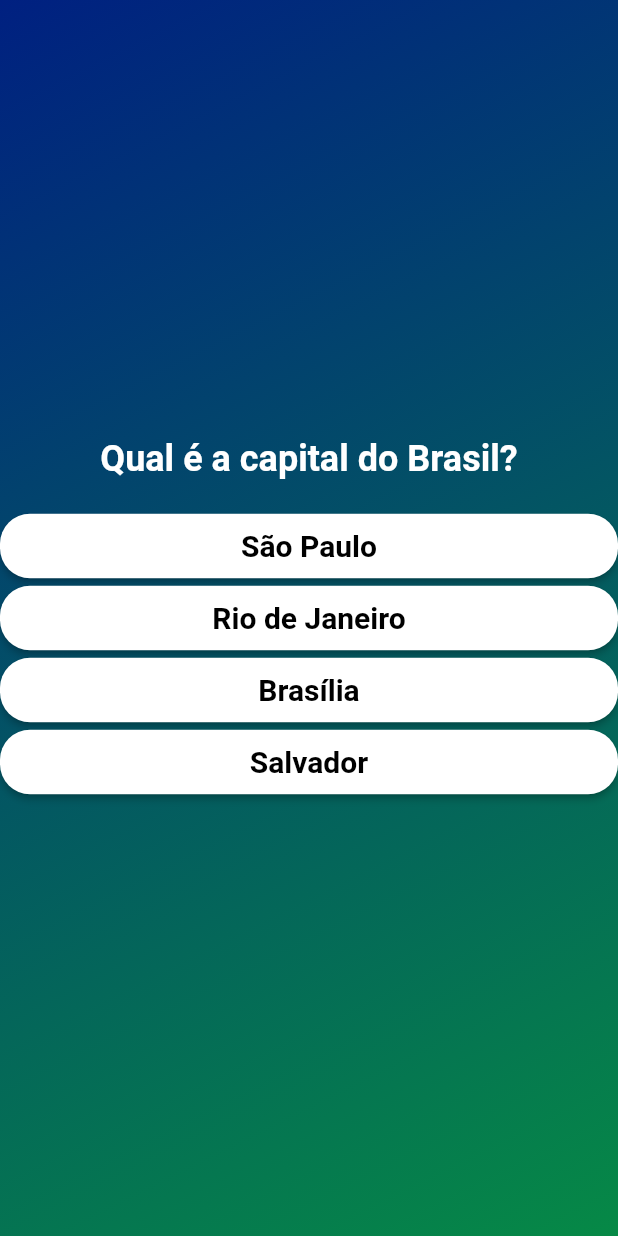
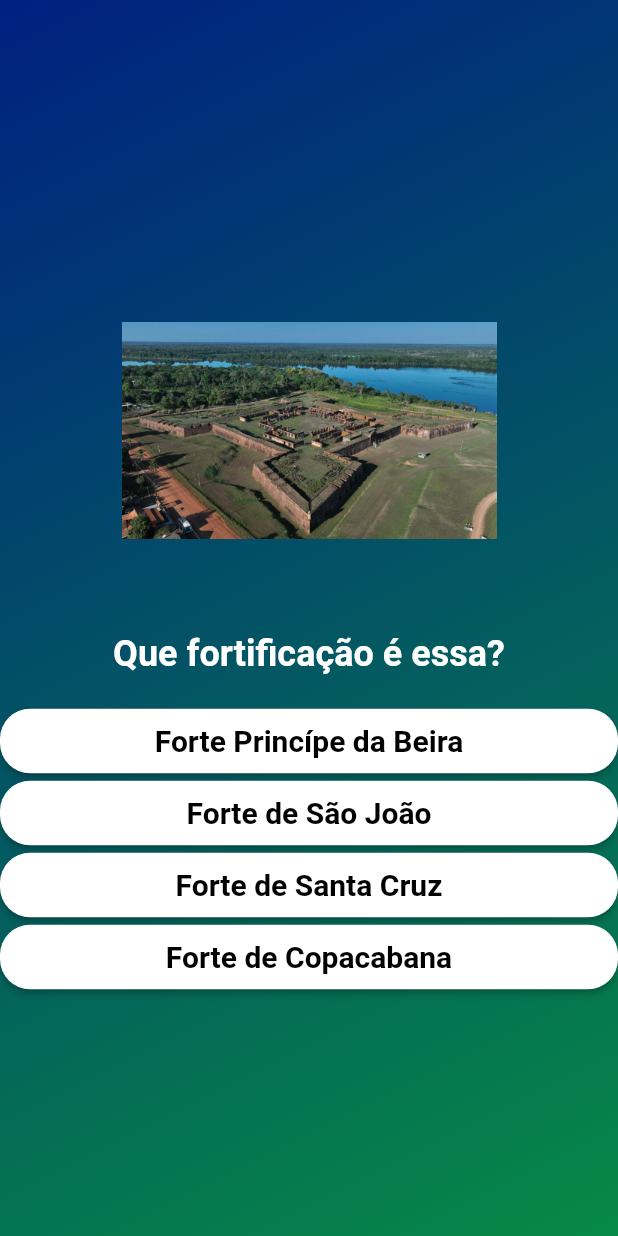
Before and after one commit to cahenq/quiz-historia-de-rondonia, a Flutter app: the TelaPerguntas screen opened directly, on a phone screen of 412 x 824 dp. Run offline on Flutter 3.47's test engine with Material 2 defaults, Android fonts, the phone set to English and light mode, and no system bars; Roboto replaces fonts that are missing (GeometryExtraBold).

Commit message:
tela de perguntas pronta e dadosquiz.dart a fazer

```diff
--- /dev/null
+++ b/lib/dadosquiz.dart
@@ -0,0 +1,6 @@
+import 'package:flutter/material.dart';
+
+class DadosQuiz {
+  static List<String> respostas = [];
+  // Resto do código...
+}
--- a/lib/main.dart
+++ b/lib/main.dart
@@ -1,5 +1,5 @@
 import 'package:flutter/material.dart';
-import 'tela_inicio.dart'; // Importe o arquivo tela_inicio.dart
+import 'telas/tela_inicio.dart'; // Importe o arquivo tela_inicio.dart
 
 void main() {
   runApp(MyApp());
--- a/lib/tela_perguntas.dart
+++ /dev/null
@@ -1,102 +0,0 @@
-import 'package:flutter/material.dart';
-import 'tela_inicio.dart';
-
-class TelaPerguntas extends StatefulWidget {
-  @override
-  _TelaPerguntasState createState() => _TelaPerguntasState();
-}
-
-class _TelaPerguntasState extends State<TelaPerguntas> {
-  int _currentQuestionIndex = 0;
-
-  List<Map<String, dynamic>> perguntas = [
-    {
-      'pergunta': 'Qual é a capital do Brasil?',
-      'alternativas': ['São Paulo', 'Rio de Janeiro', 'Brasília', 'Salvador'],
-      'resposta': 'Brasília',
-    },
-    {
-      'pergunta': 'Quantos planetas existem no sistema solar?',
-      'alternativas': ['Sete', 'Oito', 'Nove', 'Dez'],
-      'resposta': 'Oito',
-    },
-    {
-      'pergunta': 'Quem escreveu Dom Quixote?',
-      'alternativas': ['Machado de Assis', 'Cervantes', 'Shakespeare', 'Dostoiévski'],
-      'resposta': 'Cervantes',
-    },
-    // Adicione mais perguntas conforme necessário
-  ];
-
-  void _responderPergunta(String resposta) {
-    if (resposta.toLowerCase() == perguntas[_currentQuestionIndex]['resposta'].toLowerCase()) {
-      if (_currentQuestionIndex < perguntas.length - 1) {
-        setState(() {
-          _currentQuestionIndex++;
-        });
-      } else {
-        print('Todas as perguntas foram respondidas');
-      }
-    }
-  }
-
-  @override
-  Widget build(BuildContext context) {
-    return Scaffold(
-      appBar: null,
-      body: Container(
-        decoration: BoxDecoration(
-          gradient: LinearGradient(
-            begin: Alignment.topLeft,
-            end: Alignment.bottomRight,
-            colors: [Color(0xFF002081), Color(0xFF068946)],
-          ),
-        ),
-        child: Column(
-          mainAxisAlignment: MainAxisAlignment.center,
-          children: <Widget>[
-            Text(
-              perguntas[_currentQuestionIndex]['pergunta'],
-              style: TextStyle(
-                color: Colors.white,
-                fontSize: 24.0,
-                fontWeight: FontWeight.bold,
-              ),
-            ),
-            SizedBox(height: 20.0),
-            Column(
-              children: (perguntas[_currentQuestionIndex]['alternativas'] as List<String>).map((alternativa) {
-                return SizedBox(
-                  width: double.infinity,
-                  child: ElevatedButton(
-                    onPressed: () => _responderPergunta(alternativa),
-                    style: ButtonStyle(
-                      backgroundColor: MaterialStateProperty.all(Colors.white),
-                      shape: MaterialStateProperty.all<RoundedRectangleBorder>(
-                        RoundedRectangleBorder(
-                          borderRadius: BorderRadius.circular(20.0),
-                        ),
-                      ),
-                    ),
-                    child: Padding(
-                      padding: EdgeInsets.symmetric(horizontal: 20.0, vertical: 10.0),
-                      child: Text(
-                        alternativa,
-                        style: TextStyle(
-                          fontFamily: 'GeometryExtraBold',
-                          fontWeight: FontWeight.bold,
-                          color: Colors.black,
-                          fontSize: 20.0,
-                        ),
-                      ),
-                    ),
-                  ),
-                );
-              }).toList(),
-            ),
-          ],
-        ),
-      ),
-    );
-  }
-}
--- /dev/null
+++ b/lib/telas/dadosquiz.dart
@@ -0,0 +1 @@
+// TODO Implement this library.
--- /dev/null
+++ b/lib/telas/tela_perguntas.dart
@@ -0,0 +1,270 @@
+import 'package:flutter/material.dart';
+import '../dadosquiz.dart';
+import 'dart:math';
+
+
+class TelaPerguntas extends StatefulWidget {
+  @override
+  _TelaPerguntasState createState() => _TelaPerguntasState();
+}
+
+class _TelaPerguntasState extends State<TelaPerguntas> {
+  int _currentQuestionIndex = 0;
+
+  List<Map<String, dynamic>> perguntas = [
+    {
+      'pergunta': 'Por que a EEFM foi construída?',
+      'alternativas': [
+        'Para promover a educação rural na região',
+        'Para fornecer energia elétrica para a região',
+        'Facilitar o transporte de produtos para a região',
+        'Para preservar a cultura local'
+      ],
+      'resposta': 'Facilitar o transporte de produtos para a região',
+      'imagem': null,
+    },
+    {
+      'pergunta': 'Que fortificação é essa?',
+      'alternativas': [
+        'Forte Princípe da Beira',
+        'Forte de São João',
+        'Forte de Santa Cruz',
+        'Forte de Copacabana'
+      ],
+      'resposta': 'Forte Princípe da Beira',
+      'imagem': 'assets/images/forte.jpeg',
+    },
+    {
+      'pergunta': 'Qual rodovia é essa na imagem?',
+      'alternativas': [
+        'BR-364',
+        'BR-101',
+        'BR-230',
+        'BR-319'
+      ],
+      'resposta': 'BR-319',
+      'imagem' : 'assets/images/br-319.jpg'
+    },
+    {
+      'pergunta': 'De quais estados foi desmembrada a região que hoje compreende o estado de Rondônia?',
+      'alternativas': [
+        'Mato Grosso e Amazonas',
+        'Goiás e Tocantins',
+        'Acre e Pará',
+        'Amazonas e Acre'
+      ],
+      'resposta': 'Mato Grosso e Amazonas',
+      'imagem' : null
+    },
+    {
+      'pergunta': 'Qual a origem do nome "Rondônia"?',
+      'alternativas': [
+        'Origem Tupi "Rondõ"',
+        'Homenagem a um líder tribal',
+        'Deriva do explorador Marechal Rondon',
+        'Origina-se do Latim "Rodundia"'
+      ],
+      'resposta': 'Deriva do explorador Marechal Rondon',
+      'imagem' : null
+    },
+    {
+      'pergunta': 'Em que ano foi criado o estado de Rondônia?',
+      'alternativas': [
+        '1970',
+        '1981',
+        '1990',
+        '2002'
+      ],
+      'resposta': '1981',
+      'imagem' : null
+    },
+    {
+      'pergunta': 'Quem foi responsável pela colonização de Rondônia?',
+      'alternativas': [
+        'Espanhóis e Portugueses',
+        'Jesuítas e Missionários Franciscanos',
+        'Bandeirantes e Exploradores Alemães',
+        'Ingleses e Holandeses'
+      ],
+      'resposta': 'Espanhóis e Portugueses',
+      'imagem' : null
+    },
+    {
+      'pergunta': 'Qual das opções abaixo é um produto nativo de Rondônia?',
+      'alternativas': [
+        'Uva',
+        'Morango',
+        'Cacau',
+        'Banana'
+      ],
+      'resposta': 'Cacau',
+      'imagem' : null
+    },
+    {
+      'pergunta': 'Em qual governo Rondônia deixou de ser território e se tornou um estado?',
+      'alternativas': [
+        'Governo Lula',
+        'Governo João Figueiredo',
+        'Governo Itamar Franco',
+        'Governo Geisel'
+      ],
+      'resposta': 'Governo João Figueiredo',
+      'imagem' : null
+    },
+    {
+      'pergunta': 'Qual foi a data de instalação do município de Porto Velho?',
+      'alternativas': [
+        '2 de agosto de 1889',
+        '4 de julho de 1904',
+        '24 de janeiro de 1915',
+        '10 de outubro de 1931'
+      ],
+      'resposta': '24 de janeiro de 1915',
+      'imagem' : null
+    },
+    {
+      'pergunta': 'Em qual expedição o território que hoje é Rondônia foi descoberto por bandeirantes?',
+      'alternativas': [
+        'Expedição de Antônio Raposo Tavares',
+        'Expedição de Marechal Rondon',
+        'Expedição de Francisco de Orellana',
+        'Expedição de Pedro Teixeira'
+      ],
+      'resposta': 'Expedição de Antônio Raposo Tavares',
+      'imagem' : null
+    },
+    {
+      'pergunta': 'Qual é o significado das cores da bandeira do Estado de Rondônia?',
+      'alternativas': [
+        'Verde representa a paz, amarelo as riquezas minerais, azul o céu, e branco as matas',
+        'Verde representa as matas, amarelo as riquezas minerais, azul o céu, e branco a paz',
+        'Verde representa as riquezas minerais, amarelo o céu, azul as matas, e branco a paz',
+        'Verde representa a esperança, amarelo as riquezas minerais, azul o céu, e branco a paz'
+      ],
+      'resposta': 'Verde representa as matas, amarelo as riquezas minerais, azul o céu, e branco a paz',
+      'imagem' : null
+    },
+    {
+      'pergunta': 'Qual é o rio mais importante de Rondônia?',
+      'alternativas': [
+        'Rio Guaporé',
+        'Rio Madeira',
+        'Rio Candeias',
+        'Rio Juruá'
+      ],
+      'resposta': 'Rio Madeira',
+      'imagem' : null
+    },
+    {
+      'pergunta': 'Qual é a usina mais importante de Rondônia?',
+      'alternativas': [
+        'Usina Hidrelétrica de Belo Monte',
+        'Usina Hidrelétrica de Jirau',
+        'Usina Hidrelétrica de Samuel',
+        'Usina Hidrelétrica de Santo Antônio'
+      ],
+      'resposta': 'Usina Hidrelétrica de Santo Antônio',
+      'imagem' : null
+    },
+    {
+      'pergunta': 'Qual das festividades abaixo tem origem em Rondônia?',
+      'alternativas': [
+        'Oktoberfest',
+        'Festa do Divino Espírito Santo',
+        'Carnaval',
+        'Festa de São João'
+      ],
+      'resposta': 'Festa do Divino Espírito Santo',
+      'imagem' : null
+    },
+  ];
+  @override
+  void initState(){
+    super.initState();
+    perguntas.shuffle(Random());
+  }
+
+  void _responderPergunta(String resposta) {
+    DadosQuiz.respostas.add(resposta);
+     if (_currentQuestionIndex < perguntas.length - 1) {
+    setState(() {
+      _currentQuestionIndex++;
+    });
+  } else {
+    print('Todas as perguntas foram respondidas');
+  }
+  }
+
+  @override
+  Widget build(BuildContext context) {
+    return Scaffold(
+      appBar: null,
+      body: Container(
+        decoration: BoxDecoration(
+          gradient: LinearGradient(
+            begin: Alignment.topLeft,
+            end: Alignment.bottomRight,
+            colors: [Color(0xFF002081), Color(0xFF068946)],
+          ),
+        ),
+        child: Column(
+          mainAxisAlignment: MainAxisAlignment.center,
+          children: <Widget>[
+            if (perguntas[_currentQuestionIndex]['imagem'] != null)
+              Image.asset(
+                perguntas[_currentQuestionIndex]['imagem'],
+                height: 250, // Ajuste a altura conforme necessário
+                width: 250, // Ajuste a largura conforme necessário
+              ),
+            SizedBox(height: 10.0),
+            Text(
+              perguntas[_currentQuestionIndex]['pergunta'],
+              style: TextStyle(
+                color: Colors.white,
+                fontSize: 24.0,
+                fontWeight: FontWeight.bold,
+              ),
+            ),
+            SizedBox(height: 20.0),
+            Column(
+              children: (perguntas[_currentQuestionIndex]['alternativas']
+                      as List<String>)
+                  .map(
+                    (alternativa) => SizedBox(
+                      width: double.infinity,
+                      child: ElevatedButton(
+                        onPressed: () => _responderPergunta(alternativa),
+                        style: ButtonStyle(
+                          backgroundColor: MaterialStateProperty.all(
+                              Colors.white),
+                          shape:
+                              MaterialStateProperty.all<RoundedRectangleBorder>(
+                            RoundedRectangleBorder(
+                              borderRadius: BorderRadius.circular(20.0),
+                            ),
+                          ),
+                        ),
+                        child: Padding(
+                          padding: EdgeInsets.symmetric(
+                              horizontal: 20.0, vertical: 10.0),
+                          child: Text(
+                            alternativa,
+                            style: TextStyle(
+                              fontFamily: 'GeometryExtraBold',
+                              fontWeight: FontWeight.bold,
+                              color: Colors.black,
+                              fontSize: 20.0,
+                            ),
+                          ),
+                        ),
+                      ),
+                    ),
+                  )
+                  .toList(),
+            ),
+          ],
+        ),
+      ),
+    );
+  }
+}
--- a/pubspec.yaml
+++ b/pubspec.yaml
@@ -61,7 +61,8 @@ flutter:
   # To add assets to your application, add an assets section, like this:
   assets:
      - assets/images/estrela_de_rondonia.png
-  #   - images/a_dot_ham.jpeg
+     - assets/images/forte.jpeg
+     - assets/images/br-319.jpg
 
   # An image asset can refer to one or more resolution-specific "variants", see
   # https://flutter.dev/assets-and-images/#resolution-aware
```
Also changed, not shown: assets/images/br-319.jpg (added), assets/images/forte.jpeg (added), lib/telas/tela_inicio.dart (renamed from lib/tela_inicio.dart), 1 other file.
